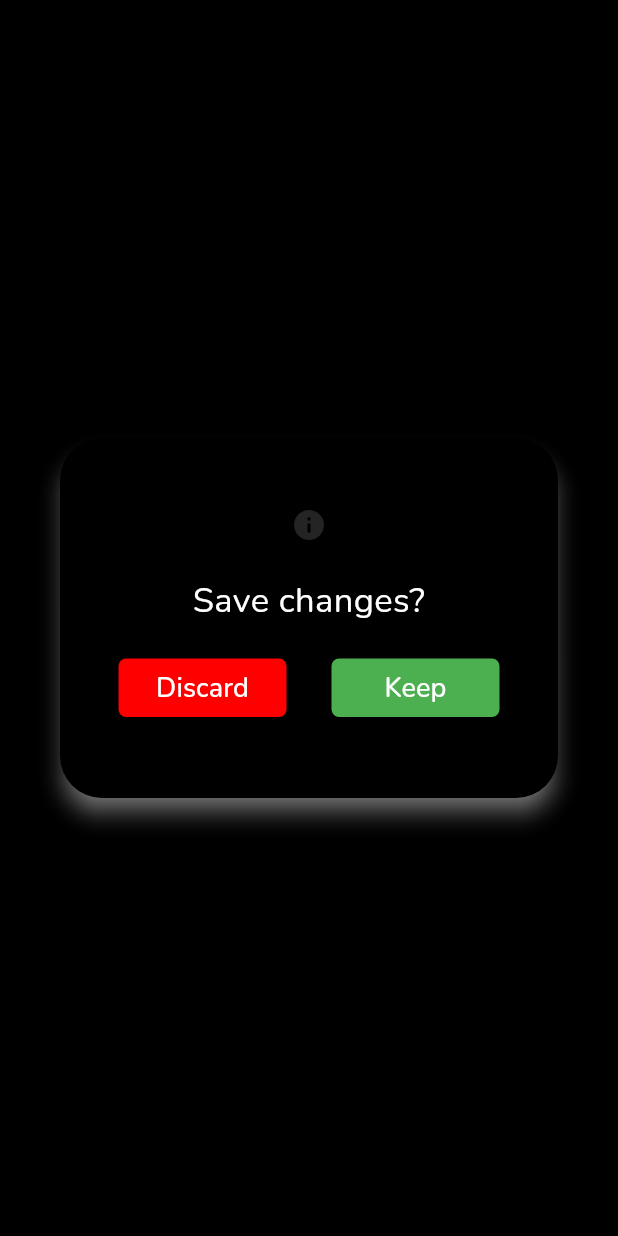
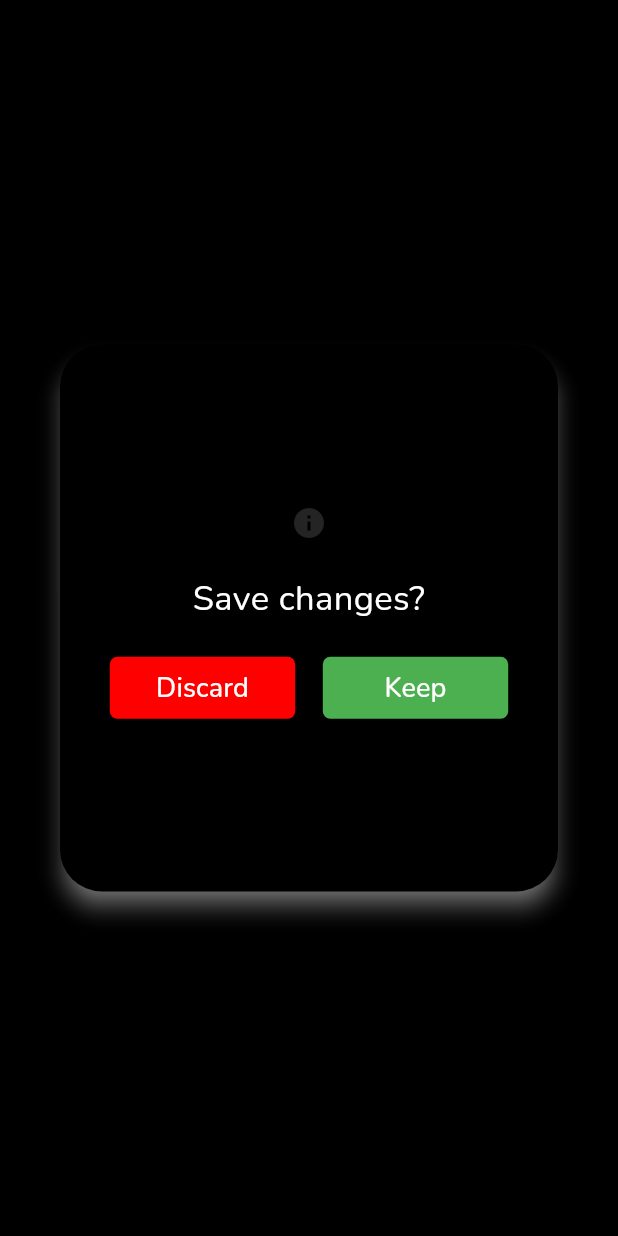
Before and after one commit to azizbekjuraev/blacknote, a Flutter app: what showAlert() shows on an empty page, opened directly with empty values, on a phone screen of 412 x 824 dp. Run offline on Flutter 3.47's test engine with Material 3 defaults, Android fonts, the light colour scheme and no system bars; our stand-ins replace cloud_firestore, firebase_auth, firebase_core, google_fonts, shared_preferences, toastification; accounts and stored records are empty.

Commit message:
fixed ui bugs

```diff
--- a/lib/utils/show_alert.dart
+++ b/lib/utils/show_alert.dart
@@ -5,13 +5,20 @@ void showAlert(BuildContext context,
     {Future<void> Function()? updateNote,
     String greenBtnText = 'Keep',
     String title = 'Save changes?'}) {
+  Size screenSize = MediaQuery.of(context).size;
+
+  double widgetWidth = screenSize.width;
+  double widgetHeight = (widgetWidth * 260) / 330;
+  double buttonWidth = MediaQuery.of(context).size.width * 0.30;
+  double buttonHeight = MediaQuery.of(context).size.height * 0.05;
+
   showDialog(
     context: context,
     builder: (BuildContext context) {
       return AlertDialog(
         content: SizedBox(
-          width: 330,
-          height: 200,
+          width: widgetWidth,
+          height: widgetHeight,
           child: Column(
             mainAxisAlignment: MainAxisAlignment.center,
             children: [
@@ -33,8 +40,8 @@ void showAlert(BuildContext context,
                 mainAxisAlignment: MainAxisAlignment.spaceAround,
                 children: [
                   SizedBox(
-                    width: 112,
-                    height: 39,
+                    width: buttonWidth,
+                    height: buttonHeight,
                     child: FloatingActionButton(
                       autofocus: true,
                       foregroundColor: AppStyles.backgroundColorWhite,
@@ -59,8 +66,8 @@ void showAlert(BuildContext context,
                     ),
                   ),
                   SizedBox(
-                    width: 112,
-                    height: 39,
+                    width: buttonWidth,
+                    height: buttonHeight,
                     child: FloatingActionButton(
                       autofocus: true,
                       foregroundColor: AppStyles.backgroundColorWhite,
--- a/lib/views/edit_view.dart
+++ b/lib/views/edit_view.dart
@@ -98,7 +98,7 @@ class _EditViewState extends State<EditView> {
                 return Navigator.pop(context);
               } else {
                 showAlert(context,
-                    title: 'Are your sure you want discard your changes ?');
+                    title: 'Are your sure you want to discart this note?');
               }
             },
           ),
--- a/lib/views/login_view.dart
+++ b/lib/views/login_view.dart
@@ -1,6 +1,7 @@
 import 'package:blacknote/state/shared_preferences.dart';
 import 'package:blacknote/style/app_styles.dart';
 import 'package:blacknote/utils/show_toast.dart';
+import 'package:blacknote/views/home_view.dart';
 import 'package:firebase_auth/firebase_auth.dart';
 import 'package:flutter/material.dart';
 import 'package:toastification/toastification.dart';
@@ -72,7 +73,8 @@ class _LoginViewState extends State<LoginView> {
           toastAlignment: Alignment.bottomCenter,
           margin: const EdgeInsets.only(bottom: 0.0));
       SharedPreferencesHelper.setLoggedIn(true);
-      Navigator.pushReplacementNamed(context, './home-view/');
+      Navigator.pushReplacement(
+          context, MaterialPageRoute(builder: (context) => const HomeView()));
     } on FirebaseAuthException catch (e) {
       if (e.code == 'too-many-requests') {
         if (!context.mounted) return;
--- a/lib/views/register_view.dart
+++ b/lib/views/register_view.dart
@@ -1,6 +1,7 @@
 import 'package:blacknote/state/shared_preferences.dart';
 import 'package:blacknote/style/app_styles.dart';
 import 'package:blacknote/utils/show_toast.dart';
+import 'package:blacknote/views/home_view.dart';
 import 'package:firebase_auth/firebase_auth.dart';
 import 'package:flutter/material.dart';
 import 'package:toastification/toastification.dart';
@@ -75,7 +76,8 @@ class _RegisterViewState extends State<RegisterView> {
           margin: const EdgeInsets.only(bottom: 0.0));
 
       SharedPreferencesHelper.setLoggedIn(true);
-      Navigator.pushReplacementNamed(context, './home-view/');
+      Navigator.pushReplacement(
+          context, MaterialPageRoute(builder: (context) => const HomeView()));
     } on FirebaseAuthException catch (e) {
       // Handle specific FirebaseAuthExceptions
       if (e.code == 'too-many-requests') {
--- a/lib/views/search_view.dart
+++ b/lib/views/search_view.dart
@@ -167,6 +167,7 @@ class _SearchViewState extends State<SearchView> {
                 visible: searchText.isEmpty,
                 child: Align(
                   alignment: Alignment.center,
+                  child: SingleChildScrollView(
                     child: Column(
                       mainAxisAlignment: MainAxisAlignment.center,
                       children: [
@@ -184,11 +185,13 @@ class _SearchViewState extends State<SearchView> {
                       ],
                     ),
                   ),
+                ),
               )
             : Visibility(
                 visible: isNotMatched,
                 child: Align(
                   alignment: Alignment.center,
+                  child: SingleChildScrollView(
                     child: Column(
                       mainAxisAlignment: MainAxisAlignment.center,
                       children: [
@@ -207,6 +210,7 @@ class _SearchViewState extends State<SearchView> {
                     ),
                   ),
                 ),
+              ),
       ]),
     );
   }
```
Also changed, not shown: lib/views/create_view.dart (+0 -8 lines), lib/widgets/display_notes.dart (+7 -10 lines), assets/logo.png (deleted). Lines whose indentation alone changed are shown as unchanged.
